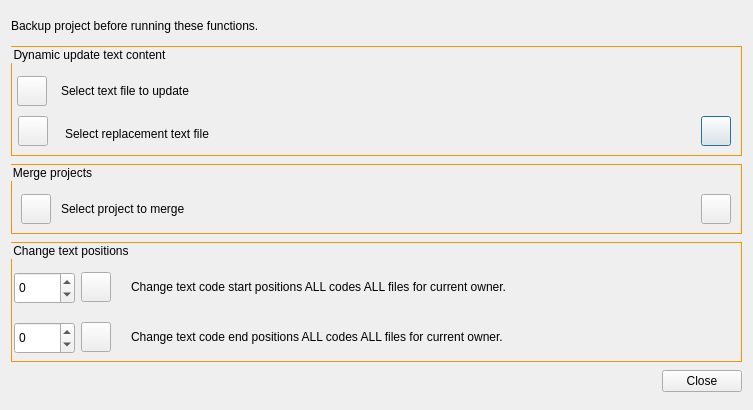
Before: the Qt Designer form GUI_UIs/ui_special_functions.ui in ccbogel/QualCoder, drawn with Qt 5.
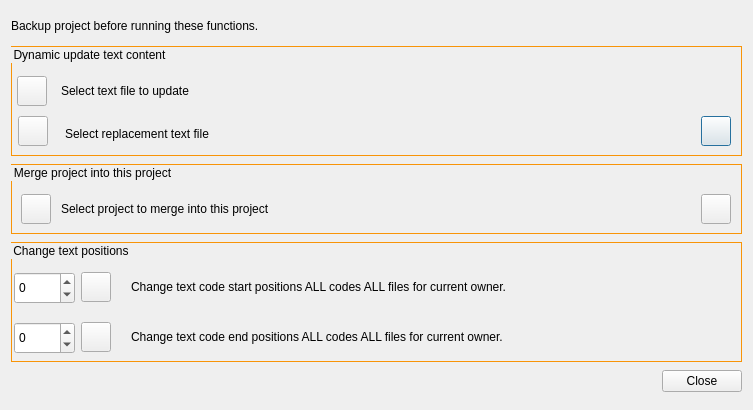
After: the same form once the commit is applied.

Commit message: Merge projects functionality

What changed in the file:
```diff
--- a/GUI_UIs/ui_special_functions.ui
+++ b/GUI_UIs/ui_special_functions.ui
@@ -153,7 +153,7 @@
       <string notr="true">QGroupBox{border: 1px solid #f89407;}</string>
      </property>
      <property name="title">
-      <string>Merge projects</string>
+      <string>Merge project into this project</string>
      </property>
      <widget class="QPushButton" name="pushButton_merge">
       <property name="geometry">
@@ -197,7 +197,7 @@
        </rect>
       </property>
       <property name="text">
-       <string>Select project to merge</string>
+       <string>Select project to merge into this project</string>
       </property>
      </widget>
     </widget>
```
